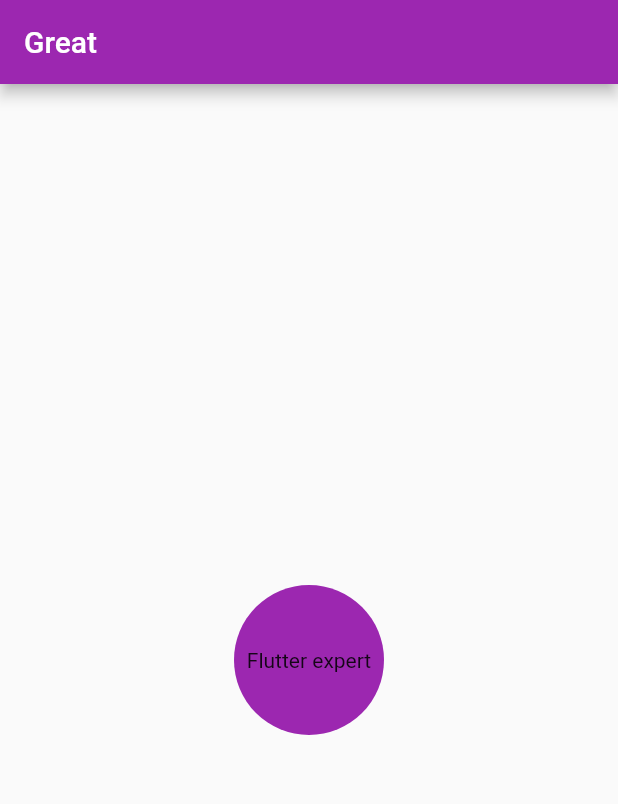
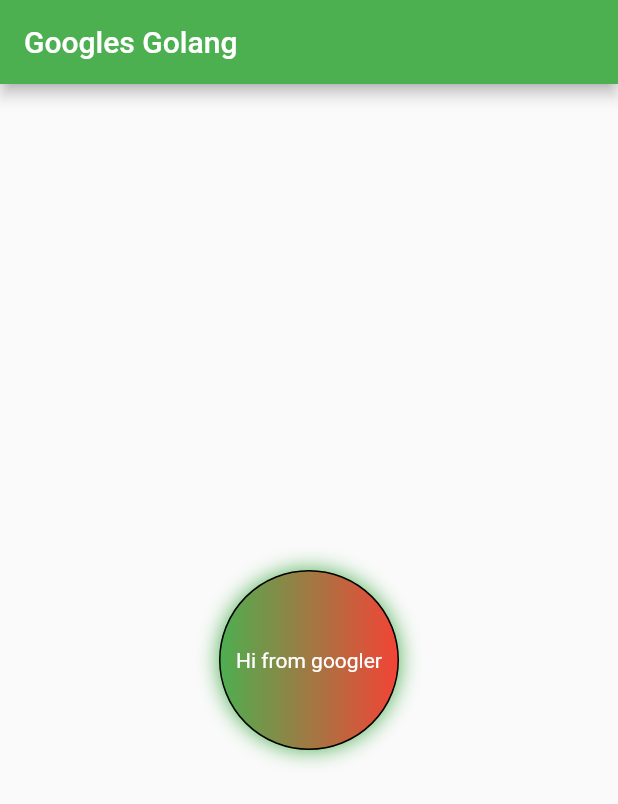
Before and after one commit to GoesToTwentyOne/Flutter_freecodecamp_project, a Flutter app: the screen it shows after launch, on a phone screen of 412 x 824 dp. Shown: the top 804 px of the screen. Run offline on Flutter 3.47's test engine with Material 2 defaults, Android fonts, the light colour scheme and no system bars.

Commit message:
reinforce practice

```diff
--- a/camp/lib/main.dart
+++ b/camp/lib/main.dart
@@ -1,36 +1,58 @@
 import 'package:flutter/material.dart';
 main(){
-  runApp(MaterialApp(
-    home:Homepage(),
+  runApp( MaterialApp(
+    home: HomePage(),
+    debugShowCheckedModeBanner: false,
     theme: ThemeData(
-      primarySwatch: Colors.purple
+      primarySwatch: Colors.green,
     ),
-  ));
+
+  ),);
 }
-class Homepage extends StatelessWidget {
-  const Homepage({Key? key}) : super(key: key);
+class HomePage extends StatelessWidget {
+  const HomePage({Key? key}) : super(key: key);
 
   @override
   Widget build(BuildContext context) {
     return Scaffold(
       appBar: AppBar(
-        title: Text("Great"),
+        title:const  Text(
+            "Googles Golang",
+          style: TextStyle(
+            color: Colors.white,
+          ),
 
-      ),
-      body: Center(
-        child: Container(
-          height: 100,
-          width: 100,
-          padding: const EdgeInsets.all(8),
-          alignment: Alignment.center,
-          clipBehavior: Clip.antiAlias,
-          decoration: BoxDecoration(
-              color: Colors.purple,
-            shape: BoxShape.circle,
-          ),
-          child: Text("Flutter expert"),
         ),
       ),
+      body: Center(child:Container(
+        height: 120,
+          width: 120,
+        child: const Center(child:Text(
+          "Hi from googler",
+          style: TextStyle(
+            color: Colors.white,
+
+          ),
+        ),),
+        decoration: BoxDecoration(
+          gradient: const LinearGradient(colors:  [
+            Colors.green,
+            Colors.red,
+
+          ],),
+          color: Colors.purple,
+          shape: BoxShape.circle,
+         border: Border.all(color: Colors.black),
+          boxShadow: const [
+            BoxShadow(
+              color: Colors.green,
+              blurRadius: 12,
+            )
+          ]
+
+        )
+      ),),
+
     );
   }
 }
```
